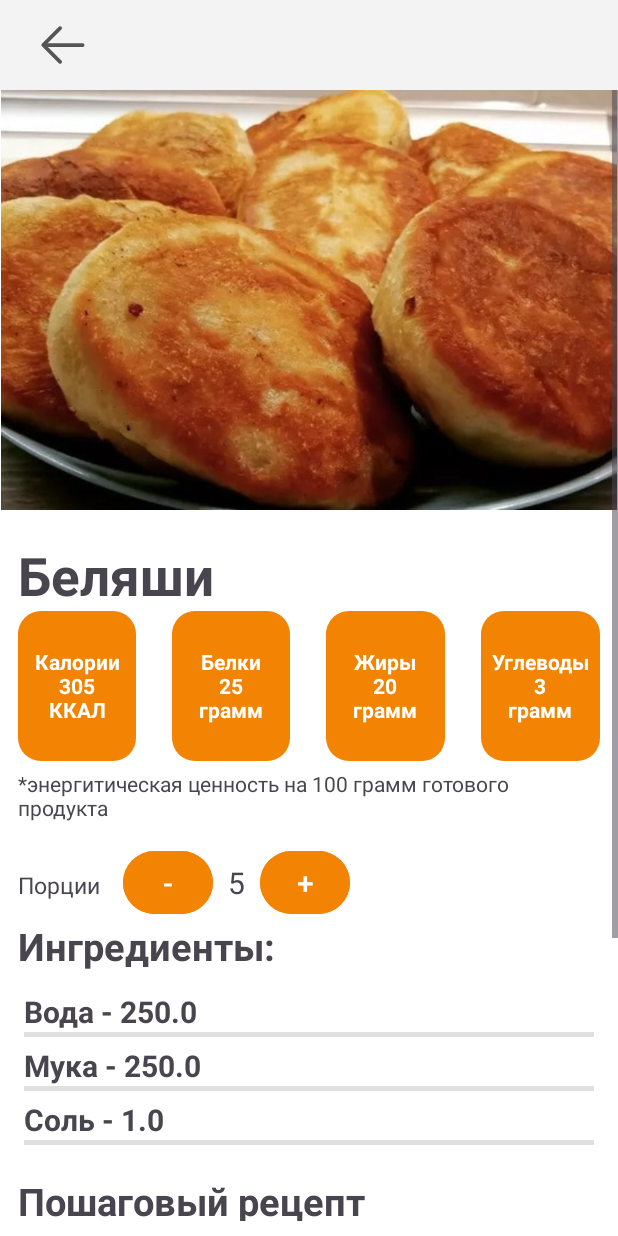
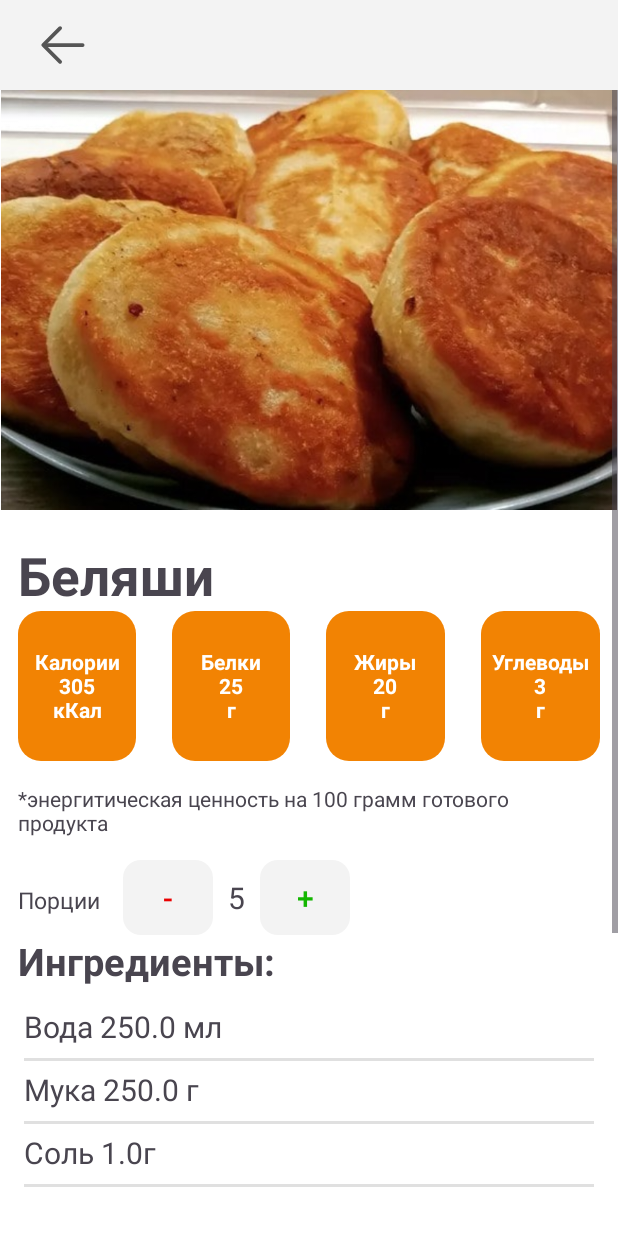
Before and after one commit to le-blyad/PokushAI_Mobile, an Android app: the TestRecip screen opened directly, with no data from a screen before it, on a phone screen of 412 x 824 dp. Run offline under Robolectric (Android 15) with nearby library versions, the light colour scheme and no system bars; network calls fail.

Commit message:
обновил кнопки

```diff
--- a/app/src/main/java/com/example/pokushai_mobile/TestRecip.kt
+++ b/app/src/main/java/com/example/pokushai_mobile/TestRecip.kt
@@ -1,5 +1,6 @@
 package com.example.pokushai_mobile
 
+import android.content.res.ColorStateList
 import android.content.res.Configuration
 import androidx.appcompat.app.AppCompatActivity
 import android.os.Bundle
@@ -7,6 +8,7 @@ import android.widget.Button
 import android.widget.ImageButton
 import android.widget.LinearLayout
 import android.widget.TextView
+import androidx.core.content.ContextCompat
 import androidx.recyclerview.widget.RecyclerView
 import androidx.recyclerview.widget.LinearLayoutManager
 
@@ -18,24 +20,38 @@ class TestRecip : AppCompatActivity() {
     private lateinit var stepsRecyclerView: RecyclerView
     private lateinit var ingredientsAdapter: IngredientsAdapter
     private lateinit var stepAdapter: StepAdapter
+
     override fun onCreate(savedInstanceState: Bundle?) {
         super.onCreate(savedInstanceState)
         setContentView(R.layout.activity_test_recip)
 
 
-        //Тема приложения
+
         val layout: RecyclerView = findViewById(R.id.stepsRecyclerView)
         val topMenu: LinearLayout = findViewById(R.id.topMenu)
+        val buttonIncrease = findViewById<Button>(R.id.buttonIncrease)
+        val buttonDecrease = findViewById<Button>(R.id.buttonDecrease)
 
+        //Тема приложения
         val currentNightMode = resources.configuration.uiMode and Configuration.UI_MODE_NIGHT_MASK
         if (currentNightMode == Configuration.UI_MODE_NIGHT_YES) {
             // Темная тема
+            val color = ContextCompat.getColor(this, R.color.nutritionalValueDark)
+
             layout.setBackgroundResource(R.drawable.shape_dark)
             topMenu.setBackgroundResource(R.drawable.bottom_menu_dark)
+
+            buttonIncrease.backgroundTintList = ColorStateList.valueOf(color)
+            buttonDecrease.backgroundTintList = ColorStateList.valueOf(color)
         } else {
             // Светлая тема
+            val color = ContextCompat.getColor(this, R.color.nutritionalValueLight)
+
             layout.setBackgroundResource(R.drawable.shape_light)
             topMenu.setBackgroundResource(R.drawable.bottom_menu_light)
+
+            buttonIncrease.backgroundTintList = ColorStateList.valueOf(color)
+            buttonDecrease.backgroundTintList = ColorStateList.valueOf(color)
         }
 
         // Ищем RecyclerView
@@ -44,16 +60,16 @@ class TestRecip : AppCompatActivity() {
 
         // Энергитическая ценность
         val textViewCalories = findViewById<TextView>(R.id.textViewCalories)
-        textViewCalories.text = "Калории\n305\nККАЛ"
+        textViewCalories.text = "Калории\n305\nкКал"
 
         val textViewSquirrels = findViewById<TextView>(R.id.textViewSquirrels)
-        textViewSquirrels.text = "Белки\n25\nграмм"
+        textViewSquirrels.text = "Белки\n25\nг"
 
         val textViewFats = findViewById<TextView>(R.id.textViewFats)
-        textViewFats.text = "Жиры\n20\nграмм"
+        textViewFats.text = "Жиры\n20\nг"
 
         val textViewCarbohydrates = findViewById<TextView>(R.id.textViewCarbohydrates)
-        textViewCarbohydrates.text = "Углеводы\n3\nграмм"
+        textViewCarbohydrates.text = "Углеводы\n3\nг"
 
         // Количество ингридиентов
         val portions = 5
@@ -64,8 +80,6 @@ class TestRecip : AppCompatActivity() {
 
         // Счетчик порций
         val textPortions = findViewById<TextView>(R.id.textPortions)
-        val buttonIncrease = findViewById<Button>(R.id.buttonIncrease)
-        val buttonDecrease = findViewById<Button>(R.id.buttonDecrease)
 
         // Изначально показываем порции
         textPortions.text = "$portionsAdditionally"
@@ -77,9 +91,9 @@ class TestRecip : AppCompatActivity() {
             val updatedPoints = pointValues.map { it * portionsAdditionally }
 
             val ingredients = listOf(
-                "Вода - ${updatedPoints[0]} мл",
-                "Мука - ${updatedPoints[1]} г",
-                "Соль - ${updatedPoints[2]} г"
+                "Вода ${updatedPoints[0]} мл",
+                "Мука ${updatedPoints[1]} г",
+                "Соль ${updatedPoints[2]} г"
             )
 
             textPortions.text = "$portionsAdditionally"
@@ -100,9 +114,9 @@ class TestRecip : AppCompatActivity() {
             val updatedPoints = pointValues.map { it * portionsAdditionally }
 
             val ingredients = listOf(
-                "Вода - ${updatedPoints[0]} мл",
-                "Мука - ${updatedPoints[1]} г",
-                "Соль - ${updatedPoints[2]} г"
+                "Вода ${updatedPoints[0]} мл",
+                "Мука ${updatedPoints[1]} г",
+                "Соль ${updatedPoints[2]} г"
             )
 
             textPortions.text = "$portionsAdditionally"
@@ -112,9 +126,9 @@ class TestRecip : AppCompatActivity() {
 
         // Данные для ингредиентов
         val ingredients = listOf(
-            "Вода - ${point0 * portions}",
-            "Мука - ${point1 * portions}",
-            "Соль - ${point2 * portions}"
+            "Вода ${point0 * portions} мл",
+            "Мука ${point1 * portions} г",
+            "Соль ${point2 * portions}г "
         )
         ingredientsAdapter = IngredientsAdapter(ingredients)
 
--- a/app/src/main/res/layout/activity_second.xml
+++ b/app/src/main/res/layout/activity_second.xml
@@ -222,7 +222,7 @@
                 <Switch
                     android:id="@+id/switch30"
                     style="@style/MyCustomSwitch"
-                    android:text="Кореандр" />
+                    android:text="Кориандр" />
 
                 <Switch
                     android:id="@+id/switch31"
--- a/app/src/main/res/layout/activity_test_recip.xml
+++ b/app/src/main/res/layout/activity_test_recip.xml
@@ -153,7 +153,7 @@
                 android:layout_height="wrap_content"
                 android:layout_marginStart="12dp"
                 android:layout_marginEnd="12dp"
-                android:layout_marginTop="5dp"
+                android:layout_marginTop="15dp"
                 android:layout_marginBottom="15dp"
                 android:text="*энергитическая ценность на 100 грамм готового продукта" />
 
@@ -178,8 +178,9 @@
                     android:layout_width="60dp"
                     android:layout_height="50dp"
                     android:layout_marginStart="5dp"
+                    style="@style/recip_portion_button"
                     android:backgroundTint="@color/orange"
-                    android:textColor="#FFFFFF"
+                    android:textColor="#EA0000"
                     android:textSize="20dp"
                     android:text="-"
                     tools:ignore="HardcodedText,SpUsage" />
@@ -196,8 +197,9 @@
                     android:id="@+id/buttonIncrease"
                     android:layout_width="60dp"
                     android:layout_height="50dp"
+                    style="@style/recip_portion_button"
                     android:backgroundTint="@color/orange"
-                    android:textColor="#FFFFFF"
+                    android:textColor="#13B600"
                     android:textSize="20dp"
                     android:text="+"
                     tools:ignore="HardcodedText" />
@@ -241,6 +243,7 @@
                 android:id="@+id/stepsRecyclerView"
                 android:layout_width="match_parent"
                 android:layout_height="wrap_content"
+                android:padding="10dp"
                 android:layout_marginHorizontal="16dp"
                 app:layout_constraintTop_toBottomOf="@id/ingredientsRecyclerView" />
 
--- a/app/src/main/res/layout/item_ingredient.xml
+++ b/app/src/main/res/layout/item_ingredient.xml
@@ -10,13 +10,13 @@
         android:layout_width="wrap_content"
         android:layout_height="wrap_content"
         android:layout_marginStart="12dp"
-        android:textSize="20sp"
-        android:textStyle="bold" />
+        android:textSize="20sp" />
 
     <View
         android:id="@+id/divider"
         android:layout_width="match_parent"
-        android:layout_height="3dp"
+        android:layout_height="2dp"
+        android:layout_marginTop="7dp"
         android:background="?android:attr/listDivider"
         app:layout_constraintEnd_toEndOf="parent"
         app:layout_constraintHorizontal_bias="0.0"
--- /dev/null
+++ b/app/src/main/res/values/recip_portion_button.xml
@@ -0,0 +1,10 @@
+<resources>
+    <style name="recip_portion_button" parent="Widget.AppCompat.Button">
+        <item name="android:layout_width">match_parent</item>
+        <item name="android:layout_height">match_parent</item>
+        <item name="android:textSize">25sp</item>
+        <item name="android:gravity">center</item>
+        <item name="android:textAllCaps">false</item>
+        <item name="android:background">@drawable/rounded_button_profile</item>
+    </style>
+</resources>
```
Also changed, not shown: app/src/main/res/layout/item_step.xml (+2 -12 lines).
